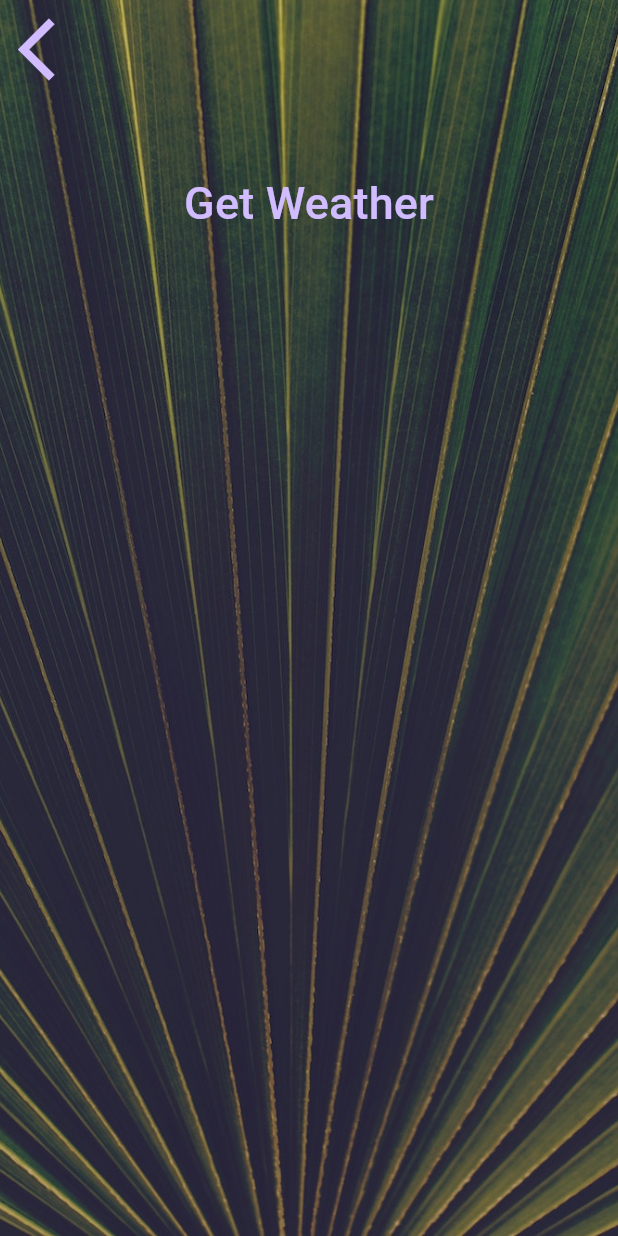
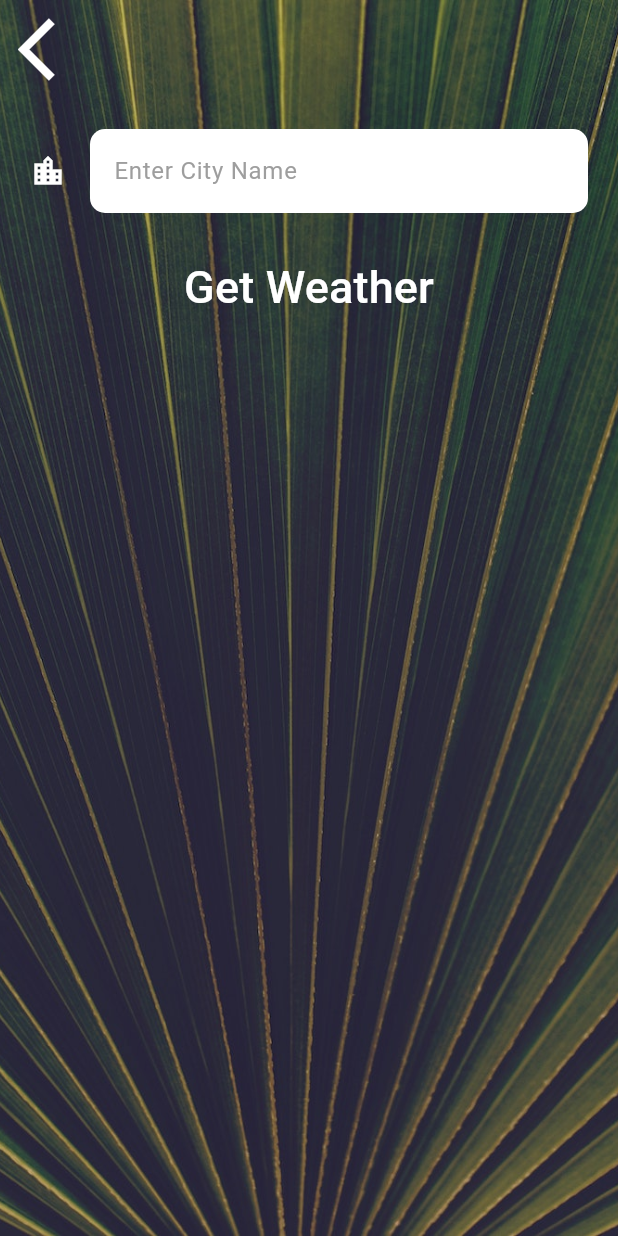
Before and after one commit to aakash5641/Clima, a Flutter app: the CityScreen screen opened directly, on a phone screen of 412 x 824 dp. Run offline on Flutter 3.47's test engine with Material 3 defaults, Android fonts, the phone set to English and light mode, and no system bars; our stand-ins replace flutter_spinkit, geolocator; network calls fail; Roboto replaces fonts that are missing (Spartan MB).

Commit message:
created text field and passed data backwards through the navigation stack

```diff
--- a/lib/main.dart
+++ b/lib/main.dart
@@ -7,6 +7,7 @@ class MyApp extends StatelessWidget {
   @override
   Widget build(BuildContext context) {
     return MaterialApp(
+      debugShowCheckedModeBanner: false,
       theme: ThemeData.dark(),
       home: LoadingScreen(),
     );
--- a/lib/screens/city_screen.dart
+++ b/lib/screens/city_screen.dart
@@ -7,6 +7,7 @@ class CityScreen extends StatefulWidget {
 }
 
 class _CityScreenState extends State<CityScreen> {
+  String cityName = '';
   @override
   Widget build(BuildContext context) {
     return Scaffold(
@@ -24,22 +25,34 @@ class _CityScreenState extends State<CityScreen> {
               Align(
                 alignment: Alignment.topLeft,
                 child: TextButton(
-                  onPressed: () {},
+                  onPressed: () {
+                    Navigator.pop(context);
+                  },
                   child: Icon(
                     Icons.arrow_back_ios,
                     size: 50.0,
+                    color: Colors.white,
                   ),
                 ),
               ),
               Container(
                 padding: EdgeInsets.all(20.0),
-                child: null,
+                child: TextField(
+                  style: TextStyle(color: Colors.black),
+                  decoration: kTextFieldDecoration,
+                  onChanged: (value) {
+                    cityName = value;
+                  },
+                ),
               ),
               TextButton(
-                onPressed: () {},
+                onPressed: () {
+                  Navigator.pop(context, cityName);
+                },
                 child: Text(
                   'Get Weather',
                   style: kButtonTextStyle,
+
                 ),
               ),
             ],
--- a/lib/utilities/constants.dart
+++ b/lib/utilities/constants.dart
@@ -10,11 +10,27 @@ const kMessageTextStyle = TextStyle(
   fontSize: 60.0,
 );
 
-const kButtonTextStyle = TextStyle(
-  fontSize: 30.0,
-  fontFamily: 'Spartan MB',
-);
+const kButtonTextStyle =
+    TextStyle(fontSize: 30.0, fontFamily: 'Spartan MB', color: Colors.white);
 
 const kConditionTextStyle = TextStyle(
   fontSize: 100.0,
 );
+const kTextFieldDecoration = InputDecoration(
+  filled: true,
+  fillColor: Colors.white,
+  icon: Icon(
+    Icons.location_city,
+    color: Colors.white,
+  ),
+  hintText: 'Enter City Name',
+  hintStyle: TextStyle(
+    color: Colors.grey,
+  ),
+  border: OutlineInputBorder(
+    borderRadius: BorderRadius.all(
+      Radius.circular(10.0),
+    ),
+    borderSide: BorderSide.none,
+  ),
+);
```
Also changed, not shown: lib/screens/location_screen.dart (+19 -1 lines), lib/services/weather.dart (+8 -2 lines).
